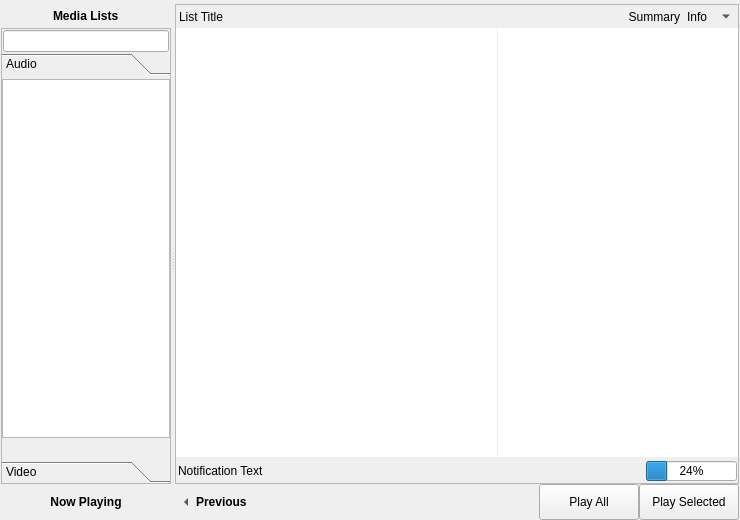
Old version of the form src/mainwindow.ui in the repository KDE/bangarang.
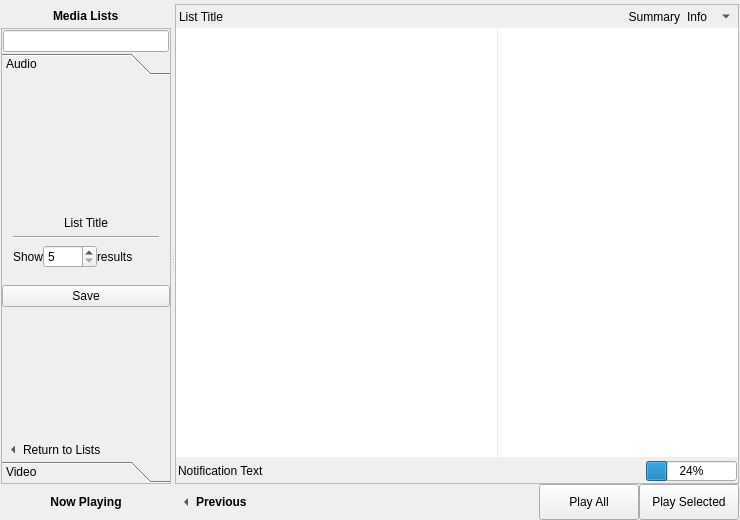
New version of the form. The open tabs and pages were chosen to show the change. Icons and pictures are not drawn. Custom widgets are drawn as their Qt base class.

The edit to the form file:
```diff
--- a/src/mainwindow.ui
+++ b/src/mainwindow.ui
@@ -295,8 +295,8 @@
                    <rect>
                     <x>0</x>
                     <y>0</y>
-                    <width>131</width>
-                    <height>231</height>
+                    <width>154</width>
+                    <height>367</height>
                    </rect>
                   </property>
                   <attribute name="label">
@@ -324,7 +324,7 @@
                    <item>
                     <widget class="QStackedWidget" name="audioListsStack">
                      <property name="currentIndex">
-                      <number>0</number>
+                      <number>3</number>
                      </property>
                      <widget class="QWidget" name="audioListsPage">
                       <layout class="QVBoxLayout" name="verticalLayout_22">
@@ -738,6 +738,133 @@
                        </item>
                       </layout>
                      </widget>
+                     <widget class="QWidget" name="configureSemPage">
+                      <layout class="QVBoxLayout" name="verticalLayout_53">
+                       <property name="margin">
+                        <number>0</number>
+                       </property>
+                       <item>
+                        <spacer name="verticalSpacer_11">
+                         <property name="orientation">
+                          <enum>Qt::Vertical</enum>
+                         </property>
+                         <property name="sizeHint" stdset="0">
+                          <size>
+                           <width>20</width>
+                           <height>117</height>
+                          </size>
+                         </property>
+                        </spacer>
+                       </item>
+                       <item>
+                        <widget class="QWidget" name="widget" native="true">
+                         <layout class="QVBoxLayout" name="verticalLayout_52">
+                          <item>
+                           <widget class="QLabel" name="aConfigureSemListTitle">
+                            <property name="text">
+                             <string>List Title</string>
+                            </property>
+                            <property name="alignment">
+                             <set>Qt::AlignCenter</set>
+                            </property>
+                           </widget>
+                          </item>
+                          <item>
+                           <widget class="Line" name="line_6">
+                            <property name="orientation">
+                             <enum>Qt::Horizontal</enum>
+                            </property>
+                           </widget>
+                          </item>
+                          <item>
+                           <widget class="QWidget" name="widget_26" native="true">
+                            <layout class="QHBoxLayout" name="horizontalLayout_25">
+                             <property name="spacing">
+                              <number>0</number>
+                             </property>
+                             <property name="margin">
+                              <number>0</number>
+                             </property>
+                             <item>
+                              <widget class="QLabel" name="label_15">
+                               <property name="text">
+                                <string>Show</string>
+                               </property>
+                              </widget>
+                             </item>
+                             <item>
+                              <widget class="QSpinBox" name="semALimit">
+                               <property name="minimum">
+                                <number>5</number>
+                               </property>
+                               <property name="maximum">
+                                <number>1000</number>
+                               </property>
+                              </widget>
+                             </item>
+                             <item>
+                              <widget class="QLabel" name="label_14">
+                               <property name="sizePolicy">
+                                <sizepolicy hsizetype="Expanding" vsizetype="Preferred">
+                                 <horstretch>0</horstretch>
+                                 <verstretch>0</verstretch>
+                                </sizepolicy>
+                               </property>
+                               <property name="text">
+                                <string>results</string>
+                               </property>
+                              </widget>
+                             </item>
+                            </layout>
+                           </widget>
+                          </item>
+                         </layout>
+                        </widget>
+                       </item>
+                       <item>
+                        <widget class="QPushButton" name="semAConfigSave">
+                         <property name="text">
+                          <string>Save</string>
+                         </property>
+                        </widget>
+                       </item>
+                       <item>
+                        <spacer name="verticalSpacer_10">
+                         <property name="orientation">
+                          <enum>Qt::Vertical</enum>
+                         </property>
+                         <property name="sizeHint" stdset="0">
+                          <size>
+                           <width>20</width>
+                           <height>117</height>
+                          </size>
+                         </property>
+                        </spacer>
+                       </item>
+                       <item>
+                        <widget class="QToolButton" name="aCancelSemConfigure">
+                         <property name="sizePolicy">
+                          <sizepolicy hsizetype="Expanding" vsizetype="Fixed">
+                           <horstretch>0</horstretch>
+                           <verstretch>0</verstretch>
+                          </sizepolicy>
+                         </property>
+                         <property name="text">
+                          <string>Return to Lists</string>
+                         </property>
+                         <property name="toolButtonStyle">
+                          <enum>Qt::ToolButtonTextBesideIcon</enum>
+                         </property>
+                         <property name="autoRaise">
+                          <bool>true</bool>
+                         </property>
+                         <property name="arrowType">
+                          <enum>Qt::LeftArrow</enum>
+                         </property>
+                        </widget>
+                       </item>
+                      </layout>
+                     </widget>
                     </widget>
                    </item>
                   </layout>
```
Left out of the diff: 133 changed lines with no effect on the pictures.
